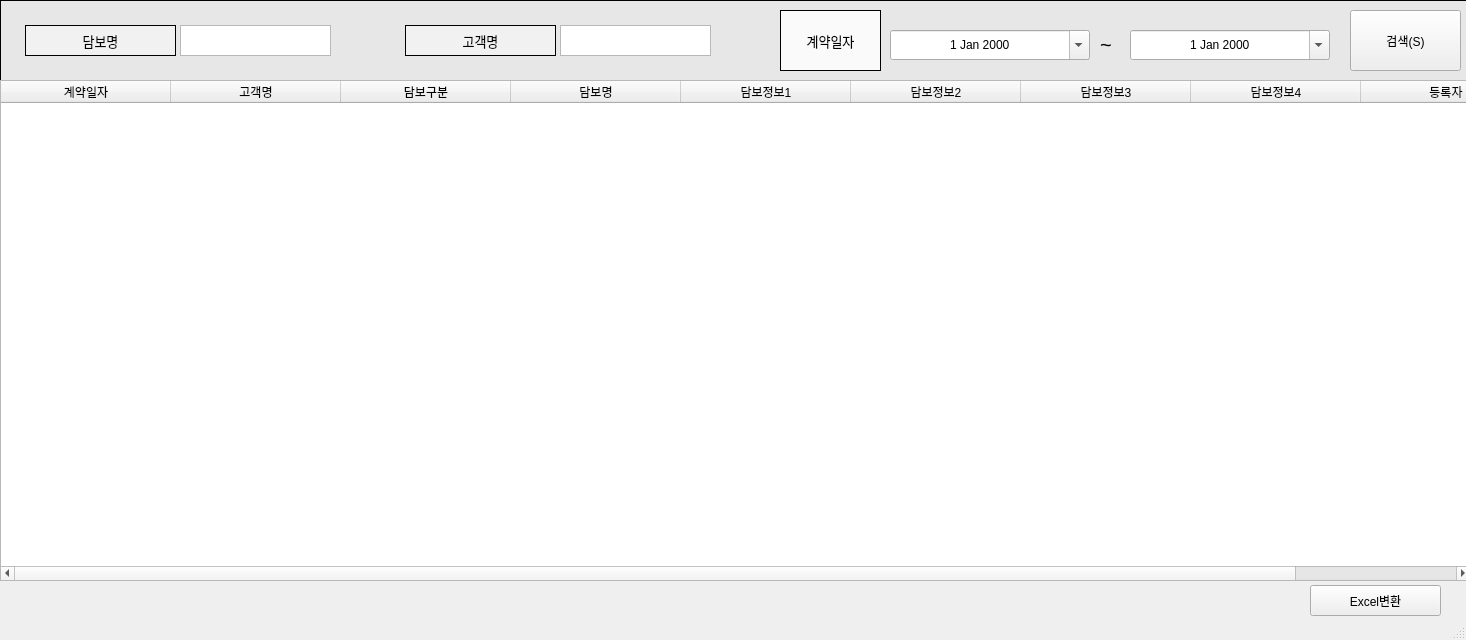
Above: src/pages/loan/ui_loan_collateral_search.ui from DY-Microfinance-Customer-Management/dymf-algorithm before the change. Below: the same form after it.
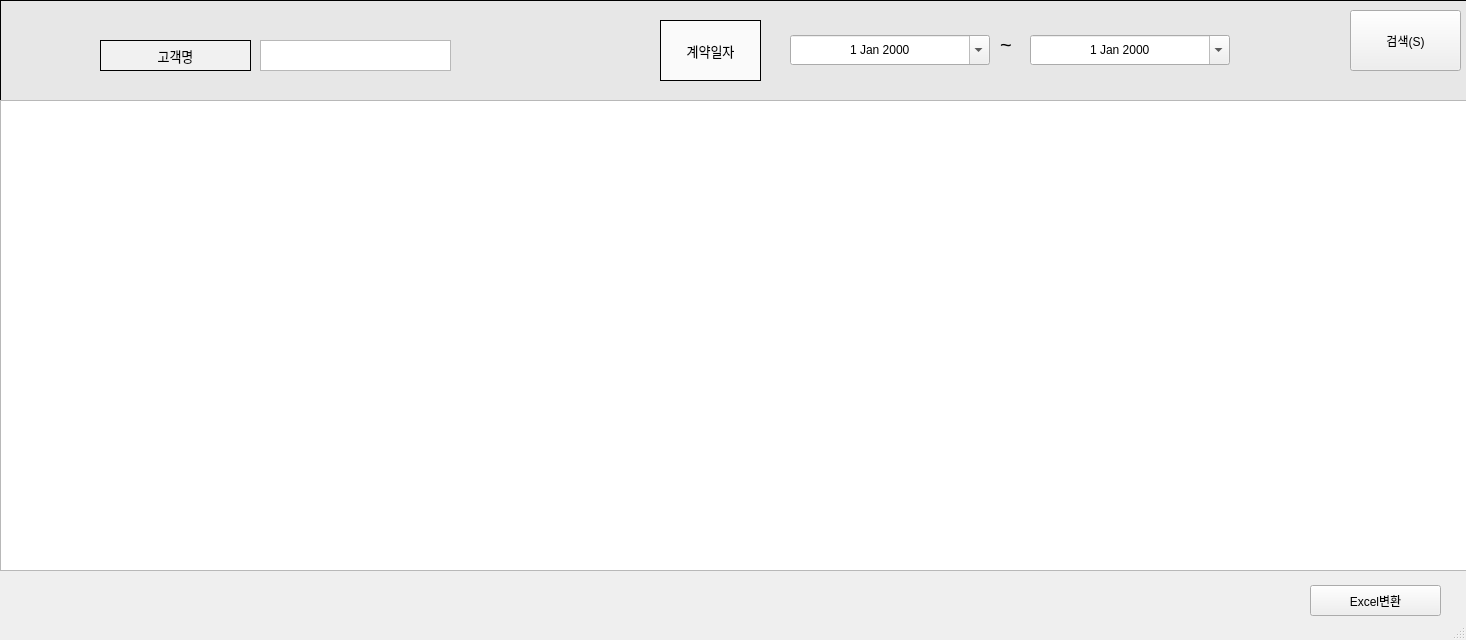
That is the form after the change.

Commit message: loan 수정

```diff
--- a/src/pages/loan/ui_loan_collateral_search.ui
+++ b/src/pages/loan/ui_loan_collateral_search.ui
@@ -33,79 +33,6 @@
      <string/>
     </property>
    </widget>
-   <widget class="QTableWidget" name="CollateralTable">
-    <property name="geometry">
-     <rect>
-      <x>0</x>
-      <y>80</y>
-      <width>1471</width>
-      <height>501</height>
-     </rect>
-    </property>
-    <property name="minimumSize">
-     <size>
-      <width>1251</width>
-      <height>0</height>
-     </size>
-    </property>
-    <attribute name="horizontalHeaderVisible">
-     <bool>true</bool>
-    </attribute>
-    <attribute name="horizontalHeaderCascadingSectionResizes">
-     <bool>false</bool>
-    </attribute>
-    <attribute name="horizontalHeaderDefaultSectionSize">
-     <number>170</number>
-    </attribute>
-    <attribute name="horizontalHeaderHighlightSections">
-     <bool>false</bool>
-    </attribute>
-    <column>
-     <property name="text">
-      <string>계약일자</string>
-     </property>
-    </column>
-    <column>
-     <property name="text">
-      <string>고객명</string>
-     </property>
-    </column>
-    <column>
-     <property name="text">
-      <string>담보구분</string>
-     </property>
-    </column>
-    <column>
-     <property name="text">
-      <string>담보명</string>
-     </property>
-    </column>
-    <column>
-     <property name="text">
-      <string>담보정보1</string>
-     </property>
-    </column>
-    <column>
-     <property name="text">
-      <string>담보정보2</string>
-     </property>
-    </column>
-    <column>
-     <property name="text">
-      <string>담보정보3</string>
-     </property>
-    </column>
-    <column>
-     <property name="text">
-      <string>담보정보4</string>
-     </property>
-    </column>
-    <column>
-     <property name="text">
-      <string>등록자</string>
-     </property>
-    </column>
-   </widget>
    <widget class="QPushButton" name="SearchButton">
     <property name="geometry">
      <rect>
@@ -122,8 +49,8 @@
    <widget class="QLabel" name="label_9">
     <property name="geometry">
      <rect>
-      <x>780</x>
-      <y>10</y>
+      <x>660</x>
+      <y>20</y>
       <width>101</width>
       <height>61</height>
      </rect>
@@ -159,38 +86,11 @@
      <string>Excel변환</string>
     </property>
    </widget>
-   <widget class="QLabel" name="label_5">
-    <property name="geometry">
-     <rect>
-      <x>25</x>
-      <y>25</y>
-      <width>151</width>
-      <height>31</height>
-     </rect>
-    </property>
-    <property name="font">
-     <font>
-      <pointsize>10</pointsize>
-     </font>
-    </property>
-    <property name="styleSheet">
-     <string notr="true">background-color:rgb(241, 241, 241)</string>
-    </property>
-    <property name="frameShape">
-     <enum>QFrame::Box</enum>
-    </property>
-    <property name="text">
-     <string>담보명</string>
-    </property>
-    <property name="alignment">
-     <set>Qt::AlignCenter</set>
-    </property>
-   </widget>
    <widget class="QLabel" name="label_6">
     <property name="geometry">
      <rect>
-      <x>405</x>
-      <y>25</y>
+      <x>100</x>
+      <y>40</y>
       <width>151</width>
       <height>31</height>
      </rect>
@@ -216,24 +116,9 @@
    <widget class="QTextEdit" name="CustomerName">
     <property name="geometry">
      <rect>
-      <x>560</x>
-      <y>25</y>
-      <width>151</width>
-      <height>31</height>
-     </rect>
-    </property>
-    <property name="font">
-     <font>
-      <pointsize>12</pointsize>
-     </font>
-    </property>
-   </widget>
-   <widget class="QTextEdit" name="CollateralName">
-    <property name="geometry">
-     <rect>
-      <x>180</x>
-      <y>25</y>
-      <width>151</width>
+      <x>260</x>
+      <y>40</y>
+      <width>191</width>
       <height>31</height>
      </rect>
     </property>
@@ -246,8 +131,8 @@
    <widget class="QDateEdit" name="LastDate">
     <property name="geometry">
      <rect>
-      <x>1130</x>
-      <y>30</y>
+      <x>1030</x>
+      <y>35</y>
       <width>200</width>
       <height>30</height>
      </rect>
@@ -302,7 +187,7 @@
    <widget class="QLabel" name="label_4">
     <property name="geometry">
      <rect>
-      <x>1100</x>
+      <x>1000</x>
       <y>35</y>
       <width>21</width>
       <height>20</height>
@@ -320,8 +205,8 @@
    <widget class="QDateEdit" name="StartDate">
     <property name="geometry">
      <rect>
-      <x>890</x>
-      <y>30</y>
+      <x>790</x>
+      <y>35</y>
       <width>200</width>
       <height>30</height>
      </rect>
@@ -373,6 +258,16 @@
      </date>
     </property>
    </widget>
+   <widget class="QTableView" name="CollateralTable">
+    <property name="geometry">
+     <rect>
+      <x>0</x>
+      <y>100</y>
+      <width>1471</width>
+      <height>471</height>
+     </rect>
+    </property>
+   </widget>
   </widget>
   <widget class="QStatusBar" name="statusbar"/>
  </widget>
```
The commit also changes 8 other files.
